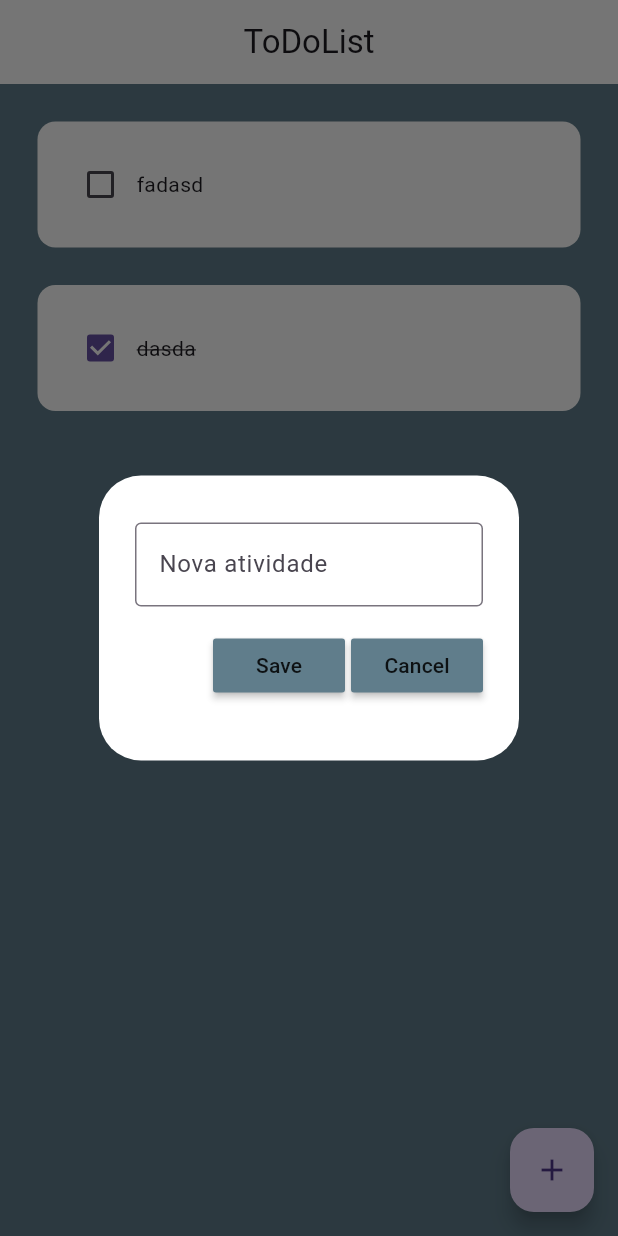
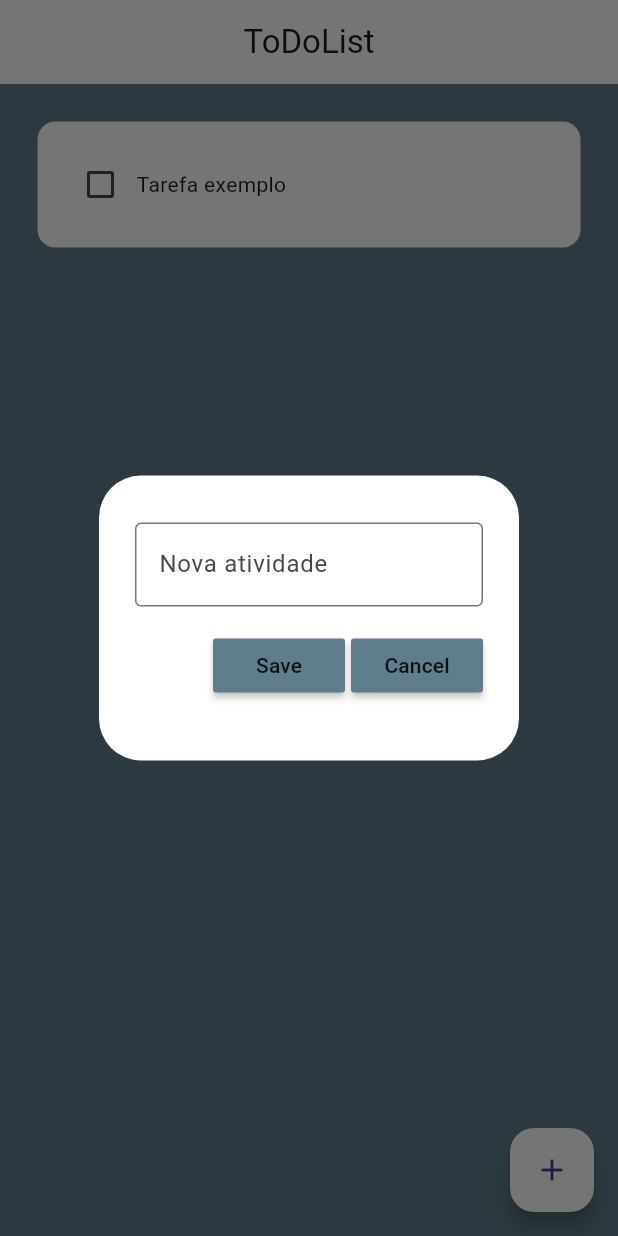
Before and after one commit to FMaciel45/ToDo-List, a Flutter app: the screen it shows after launch, after a tap on the "add" icon, on a phone screen of 412 x 824 dp. Run offline on Flutter 3.47's test engine with Material 3 defaults, Android fonts, the phone set to English and light mode, and no system bars; drawn by our look-alikes of flutter_slidable; our stand-ins replace hive, hive_flutter; accounts and stored records are empty.

Commit message:
ToDoList project final version

```diff
--- /dev/null
+++ b/todolist/lib/data/database.dart
@@ -0,0 +1,36 @@
+import 'package:hive/hive.dart';
+
+/*
+ Para armazenamento de dados -> Hive (armazenamento local)
+  - Usa o IndexedDB (NoSQL)
+  - Leve e rápido
+*/
+
+class ToDoDatabase {
+  List toDoList = []; // Lista que armazena as tarefas em memória (local)
+  // Formato da lista -> [descrição_tarefa, concluído_ou_não]
+
+  // '_' -> torna o campo privado (só pode ser acessado dentro da classe)
+  final _dataBox = Hive.box('dataBox');
+
+  // Carrega os dados do armazenamento local
+  void loadData() {
+    if (_dataBox.get("TODOLIST") == null) { // Se não existirem dados salvos, cria dados iniciais
+      createInitialData();
+    } else { // Se existirem, pega na lista em memória
+      toDoList = _dataBox.get("TODOLIST");
+    }
+  }
+
+  // Cria dados iniciais para quando o app é executado pela primeira vez
+  void createInitialData() {
+    toDoList = [
+      ["Tarefa exemplo", false]
+    ];
+    updateDatabase();
+  }
+
+  void updateDatabase() {
+    _dataBox.put("TODOLIST", toDoList);
+  }
+}
--- a/todolist/lib/main.dart
+++ b/todolist/lib/main.dart
@@ -1,12 +1,14 @@
 import 'package:flutter/material.dart';
+import 'package:hive_flutter/hive_flutter.dart';
 import 'package:todolist/pages/home_page.dart';
 
-void main() {
+void main() async {
+  WidgetsFlutterBinding.ensureInitialized(); // Garante que os bindings do Flutter estão inicializados antes de qualquer operação
+  await Hive.initFlutter(); // Inicializa o Hive
+  await Hive.openBox('dataBox'); // Abre ou cria (caso não exista) uma "box" para armazenamento de dados
+
   runApp(const ToDoList());
 }
-
-// stateless widget -> estático e imutável
-// stateful widget -> permite mutação de estado
 
 class ToDoList extends StatelessWidget {
   const ToDoList({super.key});
@@ -14,8 +16,8 @@ class ToDoList extends StatelessWidget {
   @override
   Widget build(BuildContext context) {
     return MaterialApp(
-      debugShowCheckedModeBanner: false,
-      home: HomePage(),
+      debugShowCheckedModeBanner: false, // Para não mostrar a faixa "debug"
+      home: HomePage(), // Define HomePage como a tela inicial do app
     );
   }
 }
--- a/todolist/lib/pages/home_page.dart
+++ b/todolist/lib/pages/home_page.dart
@@ -1,7 +1,9 @@
 import 'package:flutter/material.dart';
+import 'package:todolist/data/database.dart';
 import 'package:todolist/utils/dialog_box.dart';
 import 'package:todolist/utils/todo_tile.dart';
 
+// StatefulWidget que representa a página principal do aplicativo
 class HomePage extends StatefulWidget {
   const HomePage({super.key});
 
@@ -9,29 +11,36 @@ class HomePage extends StatefulWidget {
   State<HomePage> createState() => _HomePageState();
 }
 
+// Estado da página principal que contém a lógica e os dados mutáveis
 class _HomePageState extends State<HomePage> {
+  final _controller = TextEditingController(); // Controller para o campo de texto Dialog Box (+)
+  final ToDoDatabase db = ToDoDatabase(); // Instância do BD para persistência das tarefas
 
-  List toDoList = [
-    ["fadasd", false],
-    ["dasda", true]
-  ];
+  @override
+  void initState() { // Método chamado quando o widget é inserido na árvore de widgets (antes da renderização)
+    super.initState();
+    db.loadData(); // Carrega os dados salvos em memória ao iniciar a tela
+  }
 
-  void checkBoxChanged(bool? value, int index) {
-    setState(() {
-      toDoList[index][1] = !toDoList[index][1];
+  // Para o checkbox das tarefas
+  void checkBoxChanged(bool? value, int index) { // ? -> pode ser null
+    setState(() { // SetState -> reconstrói a UI quando os dados do estado de um widget mudam
+      db.toDoList[index][1] = !db.toDoList[index][1]; // Inverte o status
+      db.updateDatabase(); // Atualiza o BD
     });
   }
 
-  final _controller = TextEditingController();
-
   void saveNewTask() {
     setState(() {
-      toDoList.add([_controller.text, false]);
+      db.toDoList.add([_controller.text, false]); // Adiciona nova tarefa à lista (texto digitado + status não concluído)
+
+      _controller.clear(); // Limpa a caixa de texto para próximas adições
+      db.updateDatabase();
     });
-
-    Navigator.of(context).pop(); // fechar a caixa
+    Navigator.of(context).pop();
   }
 
+  // Método para abrir o Dialog Box (+) para criação de nova tarefa
   void createNewTask() {
     showDialog(
       context: context,
@@ -39,34 +48,44 @@ class _HomePageState extends State<HomePage> {
         return DialogBox(
           controller: _controller,
           onSave: saveNewTask,
-          onCancel: () => Navigator.of(context).pop(),
+          onCancel: () => Navigator.of(context).pop(), // Fecha a caixa ao cancelar
         );
       }
     );
   }
 
+  void deleteTask(int index) {
+    setState(() {
+      db.toDoList.removeAt(index);
+      db.updateDatabase();
+    });
+  }
+
   @override
-  Widget build(BuildContext context) {
+  Widget build(BuildContext context) { // Método que define a estrutura de UI da página
     return Scaffold(
       backgroundColor: Colors.blueGrey,
       appBar: AppBar(
         backgroundColor: Colors.white,
-        title: Text("ToDoList"),
+        title: const Text("ToDoList"),
         centerTitle: true,
+        elevation: 0,
       ),
 
       floatingActionButton: FloatingActionButton(
         onPressed: createNewTask,
-        child: Icon(Icons.add),
+        backgroundColor: Colors.white,
+        child: const Icon(Icons.add),
       ),
 
       body: ListView.builder(
-        itemCount: toDoList.length,
+        itemCount: db.toDoList.length,
         itemBuilder: (context, index) {
           return ToDoTile(
-            taskName: toDoList[index][0],
-            taskCompleted: toDoList[index][1],
+            taskName: db.toDoList[index][0],
+            taskCompleted: db.toDoList[index][1],
             onChanged: (value) => checkBoxChanged(value, index),
+            deleteFunction: (context) => deleteTask(index),
           );
         }
       ),
--- a/todolist/lib/utils/dialog_box.dart
+++ b/todolist/lib/utils/dialog_box.dart
@@ -1,25 +1,27 @@
 import 'package:flutter/material.dart';
 import 'package:todolist/utils/my_button.dart';
 
-// ignore: must_be_immutable
 class DialogBox extends StatelessWidget {
-  final controller;
 
-  VoidCallback onSave;
-  VoidCallback onCancel;
+  // Parâmetros finais (imutáveis) do widget
+  final TextEditingController controller;
+  final VoidCallback onSave;
+  final VoidCallback onCancel;
 
-  DialogBox({
+  // Construtor do widget com parâmetros obrigatórios
+  const DialogBox({
     super.key,
-    required this.controller,
+    required this.controller, // required -> obrigatório
     required this.onSave,
     required this.onCancel,
   });
 
+  // Método que define a estrutura de UI do componente (Widget)
   @override
   Widget build(BuildContext context) {
     return AlertDialog(
       backgroundColor: Colors.white,
-      content: Container(
+      content: SizedBox(
         height: 150,
         child: Column(
           mainAxisAlignment: MainAxisAlignment.spaceEvenly,
@@ -28,7 +30,7 @@ class DialogBox extends StatelessWidget {
               controller: controller,
               decoration: InputDecoration(
                 border: OutlineInputBorder(),
-                hintText: "Nova atividade"
+                hintText: "Nova atividade",
               ),
             ),
 
@@ -36,13 +38,11 @@ class DialogBox extends StatelessWidget {
               mainAxisAlignment: MainAxisAlignment.end,
               children: [
                 MyButton(text: "Save", onPressed: onSave),
-
-                const SizedBox(width: 4),
-
+                const SizedBox(width: 4), // Espaço entre as caixas
                 MyButton(text: "Cancel", onPressed: onCancel),
               ],
             )
-          ]
+          ],
         ),
       ),
     );
--- a/todolist/lib/utils/my_button.dart
+++ b/todolist/lib/utils/my_button.dart
@@ -2,9 +2,9 @@ import 'package:flutter/material.dart';
 
 // ignore: must_be_immutable
 class MyButton extends StatelessWidget {
+
   final String text;
-
-  VoidCallback onPressed;
+  VoidCallback onPressed; // Função chamada ao pressionar (não possui "final" -> mutável)
 
   MyButton({
     super.key,
@@ -12,6 +12,7 @@ class MyButton extends StatelessWidget {
     required this.onPressed,
   });
 
+  // Método que define a estrutura de UI do componente (Widget)
   @override
   Widget build(BuildContext context) {
     return MaterialButton(
--- a/todolist/lib/utils/todo_tile.dart
+++ b/todolist/lib/utils/todo_tile.dart
@@ -1,4 +1,5 @@
 import 'package:flutter/material.dart';
+import 'package:flutter_slidable/flutter_slidable.dart';
 
 // ignore: must_be_immutable
 class ToDoTile extends StatelessWidget {
@@ -6,18 +7,37 @@ class ToDoTile extends StatelessWidget {
   final bool taskCompleted;
 
   Function(bool?)? onChanged;
+    // (bool?) -> pode ser bool ou null
+    // Function(bool?)? -> a função pode existir ou ser null
+
+  Function (BuildContext)? deleteFunction;
 
   ToDoTile({
     super.key,
     required this.taskName,
     required this.taskCompleted,
-    required this.onChanged
+    required this.onChanged,
+    required this.deleteFunction,
   });
 
+  // Método que define a estrutura de UI do componente (Widget)
   @override
   Widget build(BuildContext context) {
     return Padding(
       padding: const EdgeInsets.only(top: 25, right: 25, bottom: 0, left: 25),
+      child: Slidable(
+        endActionPane: ActionPane(
+          motion: StretchMotion(),
+          children: [
+            SlidableAction(
+              onPressed: deleteFunction,
+              icon: Icons.delete,
+              backgroundColor: Colors.red,
+              borderRadius: BorderRadius.circular(12),
+            )
+          ],
+        ),
+
         child: Container(
           padding: EdgeInsets.all(18),
           decoration: BoxDecoration(
@@ -42,6 +62,7 @@ class ToDoTile extends StatelessWidget {
             ],
           ),
         ),
+      ),
     );
   }
 }
--- a/todolist/pubspec.yaml
+++ b/todolist/pubspec.yaml
@@ -30,14 +30,19 @@ environment:
 dependencies:
   flutter:
     sdk: flutter
+  hive: ^2.2.3
+  hive_flutter: ^1.1.0
 
   # The following adds the Cupertino Icons font to your application.
   # Use with the CupertinoIcons class for iOS style icons.
   cupertino_icons: ^1.0.8
+  flutter_slidable: ^4.0.0
 
 dev_dependencies:
   flutter_test:
     sdk: flutter
+  hive_generator: ^2.0.1
+  build_runner: ^2.4.15
 
   # The "flutter_lints" package below contains a set of recommended lints to
   # encourage good coding practices. The lint set provided by the package is
```
Also changed, not shown: todolist/pubspec.lock, 2 other files. Lines whose indentation alone changed are shown as unchanged.
